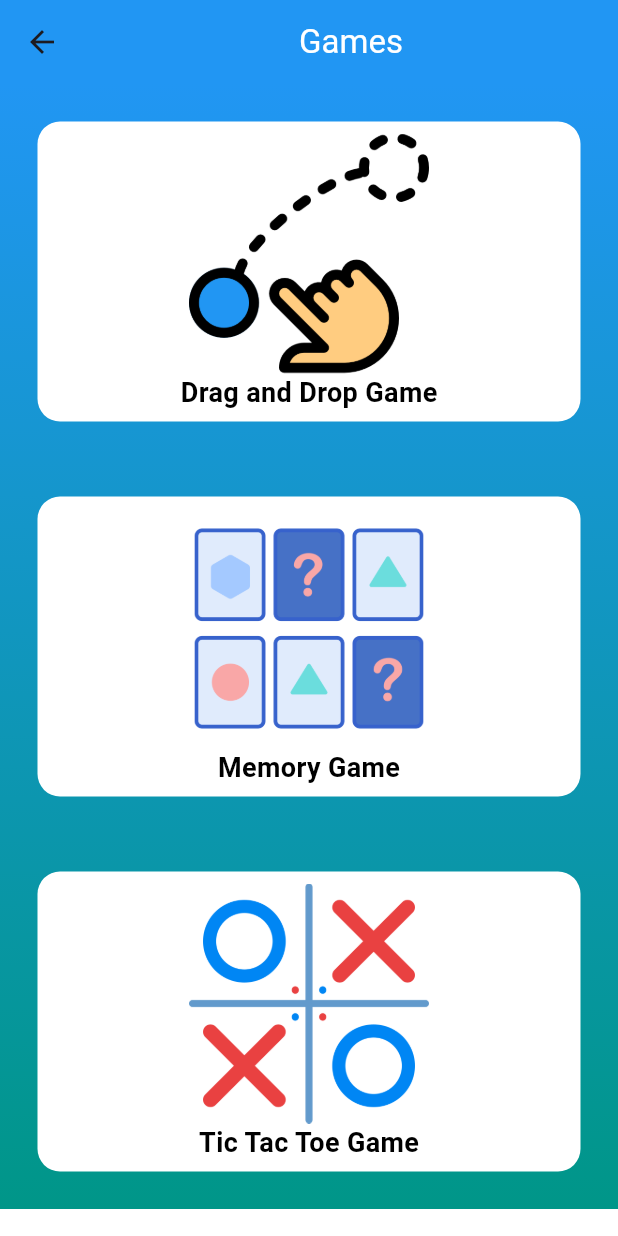
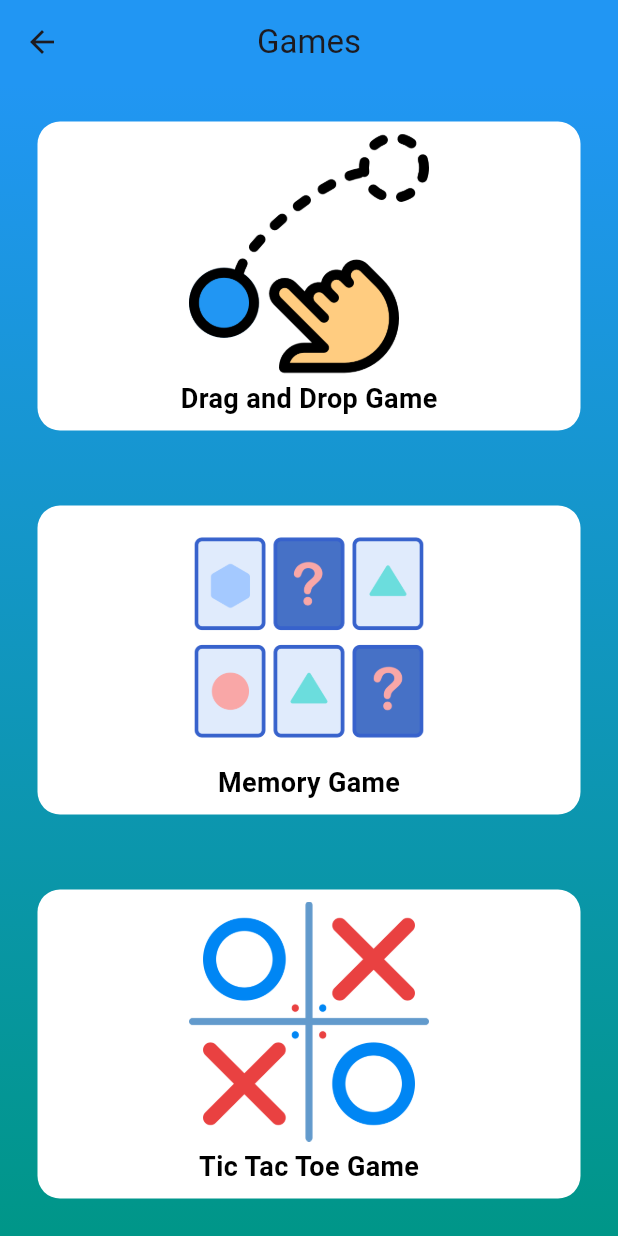
Before and after one commit to masteradios/khaana-khazaana, a Flutter app: the HomeScreen screen opened directly, on a phone screen of 412 x 824 dp. Run offline on Flutter 3.47's test engine with Material 3 defaults, Android fonts, the light colour scheme and no system bars; our stand-ins replace animated_splash_screen, cloud_firestore, firebase_auth, firebase_core, firebase_storage, fluttertoast and 7 more; accounts and stored records are empty.

```diff
--- /dev/null
+++ b/devtools_options.yaml
@@ -0,0 +1 @@
+extensions:
--- a/lib/Student/screen/home_screen.dart
+++ b/lib/Student/screen/home_screen.dart
@@ -1,8 +1,8 @@
 import 'package:flutter/material.dart';
+import 'package:flutter_project/reusableWidgets/appBar.dart';
 import '../first_game/first_game_screen.dart';
 import '../memory_game/screen/home.dart';
 import '../tic_tac_toe/tic_tac_screen.dart';
-
 
 class HomeScreen extends StatelessWidget {
   const HomeScreen({Key? key}) : super(key: key);
@@ -12,19 +12,9 @@ class HomeScreen extends StatelessWidget {
     return Scaffold(
       backgroundColor: Colors.white,
       appBar: AppBar(
+          title: Text('Games'),
           centerTitle: true,
-        backgroundColor: Colors.blue[500]!,
-        elevation: 0,
-        title: const Center(
-          child: Text('Games',
-            style: TextStyle(
-              color: Colors.white,
-
-            ),
-          ),
-        ),
-
-      ),
+          backgroundColor: Colors.blue),
       body: SingleChildScrollView(
         child: Container(
           decoration: const BoxDecoration(
@@ -41,35 +31,34 @@ class HomeScreen extends StatelessWidget {
           child: Column(
             children: [
               Padding(
-               padding:  const EdgeInsets.all(20.0),
+                padding: const EdgeInsets.all(20.0),
                 child: InkWell(
-                 onTap: (){
-                   Navigator.push(context,
+                  onTap: () {
+                    Navigator.push(
+                      context,
                       MaterialPageRoute(
-                         builder: (context)=>const FirstGameScreen()),
+                          builder: (context) => const FirstGameScreen()),
                     );
                   },
                   child: Container(
-                   height: 200,
+                    height: 206,
                     width: double.infinity,
                     child: Padding(
-                     padding:  const EdgeInsets.all(8.0),
+                      padding: const EdgeInsets.all(8.0),
                       child: Column(
-                       children:  [
+                        children: [
                           SizedBox(
                               height: 160,
-                             child: Image.asset('assets/images/drag.png',)
-
-                         ),
+                              child: Image.asset(
+                                'assets/images/drag.png',
+                              )),
                           const Spacer(),
                           const Text(
                             'Drag and Drop Game',
                             style: TextStyle(
                                 color: Colors.black,
                                 fontSize: 18,
-                             fontWeight: FontWeight.w600
-                           ),
-
+                                fontWeight: FontWeight.w600),
                           )
                         ],
                       ),
@@ -77,42 +66,38 @@ class HomeScreen extends StatelessWidget {
                     margin: const EdgeInsets.all(5),
                     decoration: BoxDecoration(
                         color: Colors.white,
-                       borderRadius: BorderRadius.circular(15)
-
-                   ),
+                        borderRadius: BorderRadius.circular(15)),
                   ),
                 ),
               ),
               Padding(
-               padding:  const EdgeInsets.all(20.0),
+                padding: const EdgeInsets.all(20.0),
                 child: InkWell(
-                 onTap: (){
-                   Navigator.push(context,
-                     MaterialPageRoute(
-                         builder: (context)=> Home()),
+                  onTap: () {
+                    Navigator.push(
+                      context,
+                      MaterialPageRoute(builder: (context) => Home()),
                     );
                   },
                   child: Container(
-                   height: 200,
+                    height: 206,
                     width: double.infinity,
                     child: Padding(
-                     padding:  const EdgeInsets.all(8.0),
+                      padding: const EdgeInsets.all(8.0),
                       child: Column(
-                       children:  [
+                        children: [
                           SizedBox(
                               height: 160,
-                             child: Image.asset('assets/images/memory.png',)
-
-                         ),
+                              child: Image.asset(
+                                'assets/images/memory.png',
+                              )),
                           const Spacer(),
                           const Text(
                             'Memory Game',
                             style: TextStyle(
                                 color: Colors.black,
                                 fontSize: 18,
-                             fontWeight: FontWeight.w600
-                           ),
-
+                                fontWeight: FontWeight.w600),
                           )
                         ],
                       ),
@@ -120,42 +105,38 @@ class HomeScreen extends StatelessWidget {
                     margin: const EdgeInsets.all(5),
                     decoration: BoxDecoration(
                         color: Colors.white,
-                       borderRadius: BorderRadius.circular(15)
-
-                   ),
+                        borderRadius: BorderRadius.circular(15)),
                   ),
                 ),
               ),
               Padding(
                 padding: const EdgeInsets.all(20.0),
                 child: InkWell(
-                 onTap: (){
-                   Navigator.push(context,
-                     MaterialPageRoute(
-                         builder: (context)=> MainPage()),
+                  onTap: () {
+                    Navigator.push(
+                      context,
+                      MaterialPageRoute(builder: (context) => MainPage()),
                     );
                   },
                   child: Container(
-                   height: 200,
+                    height: 206,
                     width: double.infinity,
                     child: Padding(
-                     padding:  const EdgeInsets.all(8.0),
+                      padding: const EdgeInsets.all(8.0),
                       child: Column(
-                       children:  [
+                        children: [
                           SizedBox(
                               height: 160,
-                             child: Image.asset('assets/images/tic-tac-toe.png',)
-
-                         ),
+                              child: Image.asset(
+                                'assets/images/tic-tac-toe.png',
+                              )),
                           const Spacer(),
                           const Text(
                             'Tic Tac Toe Game',
                             style: TextStyle(
                                 color: Colors.black,
                                 fontSize: 18,
-                             fontWeight: FontWeight.w600
-                           ),
-
+                                fontWeight: FontWeight.w600),
                           )
                         ],
                       ),
@@ -163,9 +144,7 @@ class HomeScreen extends StatelessWidget {
                     margin: const EdgeInsets.all(5),
                     decoration: BoxDecoration(
                         color: Colors.white,
-                       borderRadius: BorderRadius.circular(15)
-
-                   ),
+                        borderRadius: BorderRadius.circular(15)),
                   ),
                 ),
               ),
--- a/lib/Student/startQuiz/PageView/submitButtonOfPageView.dart
+++ b/lib/Student/startQuiz/PageView/submitButtonOfPageView.dart
@@ -94,7 +94,7 @@ Widget submitButtonPageView(context, pageController, answers, snapshot, index) {
             },
             child: Text(
               "Submit",
-              style: TextStyle(fontSize: setSize(context, 20)),
+              style: TextStyle(color: Colors.white,fontWeight: FontWeight.bold,fontSize: setSize(context, 20)),
             )),
       );
     },
@@ -106,7 +106,7 @@ buttonStyle(context) {
       elevation: const MaterialStatePropertyAll(15),
       shape: MaterialStatePropertyAll(
           RoundedRectangleBorder(borderRadius: BorderRadius.circular(5))),
-      backgroundColor: MaterialStatePropertyAll(hexToColor("#555553")),
+      backgroundColor: const MaterialStatePropertyAll(Colors.deepPurpleAccent),
       padding: MaterialStatePropertyAll(EdgeInsets.symmetric(
           horizontal: setSize(context, 15), vertical: setSize(context, 10))));
 }
--- a/pubspec.yaml
+++ b/pubspec.yaml
@@ -52,6 +52,7 @@ dependencies:
   animated_splash_screen: ^1.3.0
   image_picker: ^1.0.4
   firebase_storage: ^11.2.6
+  lottie: ^2.7.0
 
 
 dev_dependencies:
```
Also changed, not shown: lib/Student/startQuiz/resultScreen/mainPage.dart (+39 -6 lines), lib/Student/startQuiz/resultScreen/resultSummaryContent.dart (+35 -10 lines), pubspec.lock. Lines whose indentation alone changed are shown as unchanged.
